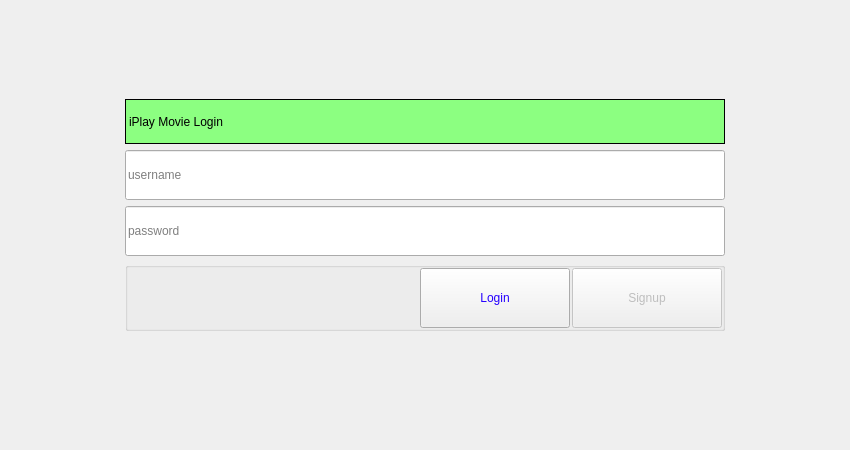
Before: the Qt Designer form src/handleloging.ui in futuregainz/iPlayMovie, drawn with Qt 5.
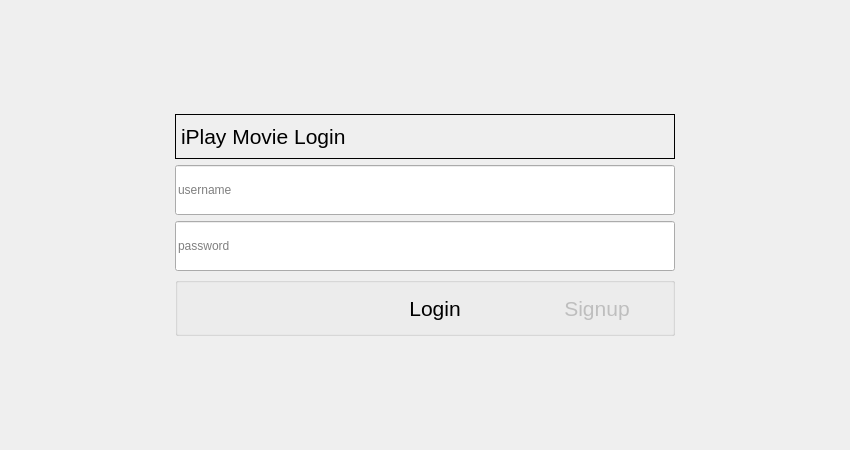
After: the same form once the commit is applied.

```diff
--- a/src/handleloging.ui
+++ b/src/handleloging.ui
@@ -67,21 +67,26 @@
        </property>
        <property name="minimumSize">
         <size>
-         <width>600</width>
+         <width>500</width>
          <height>45</height>
         </size>
        </property>
        <property name="maximumSize">
         <size>
-         <width>600</width>
+         <width>500</width>
          <height>45</height>
         </size>
        </property>
+       <property name="font">
+        <font>
+         <pointsize>16</pointsize>
+        </font>
+       </property>
        <property name="autoFillBackground">
         <bool>false</bool>
        </property>
        <property name="styleSheet">
-        <string notr="true">background-color: rgb(140, 255, 129);</string>
+        <string notr="true">border-color: rgb(0, 150, 255);</string>
        </property>
        <property name="frameShape">
         <enum>QFrame::Box</enum>
@@ -131,13 +136,13 @@
        </property>
        <property name="minimumSize">
         <size>
-         <width>600</width>
+         <width>500</width>
          <height>50</height>
         </size>
        </property>
        <property name="maximumSize">
         <size>
-         <width>16777215</width>
+         <width>500</width>
          <height>50</height>
         </size>
        </property>
@@ -198,13 +203,13 @@
        </property>
        <property name="minimumSize">
         <size>
-         <width>600</width>
+         <width>500</width>
          <height>50</height>
         </size>
        </property>
        <property name="maximumSize">
         <size>
-         <width>16777215</width>
+         <width>500</width>
          <height>50</height>
         </size>
        </property>
@@ -271,13 +276,13 @@
        </property>
        <property name="minimumSize">
         <size>
-         <width>600</width>
+         <width>500</width>
          <height>0</height>
         </size>
        </property>
        <property name="maximumSize">
         <size>
-         <width>600</width>
+         <width>500</width>
          <height>16777215</height>
         </size>
        </property>
@@ -286,7 +291,7 @@
        </property>
        <layout class="QHBoxLayout" name="horizontalLayout_6">
         <property name="spacing">
-         <number>2</number>
+         <number>12</number>
         </property>
         <property name="leftMargin">
          <number>0</number>
@@ -324,13 +329,13 @@
           <property name="minimumSize">
            <size>
             <width>150</width>
-            <height>60</height>
+            <height>50</height>
            </size>
           </property>
           <property name="maximumSize">
            <size>
             <width>150</width>
-            <height>60</height>
+            <height>50</height>
            </size>
           </property>
           <property name="baseSize">
@@ -339,12 +344,17 @@
             <height>20</height>
            </size>
           </property>
-          <property name="styleSheet">
-           <string notr="true">color: rgb(37, 0, 255);</string>
+          <property name="font">
+           <font>
+            <pointsize>16</pointsize>
+           </font>
           </property>
           <property name="text">
            <string>Login</string>
           </property>
+          <property name="flat">
+           <bool>true</bool>
+          </property>
          </widget>
         </item>
         <item>
@@ -361,18 +371,26 @@
           <property name="minimumSize">
            <size>
             <width>150</width>
-            <height>60</height>
+            <height>50</height>
            </size>
           </property>
           <property name="maximumSize">
            <size>
             <width>150</width>
-            <height>60</height>
+            <height>50</height>
            </size>
           </property>
+          <property name="font">
+           <font>
+            <pointsize>16</pointsize>
+           </font>
+          </property>
           <property name="text">
            <string>Signup</string>
           </property>
+          <property name="flat">
+           <bool>true</bool>
+          </property>
          </widget>
         </item>
        </layout>
@@ -393,36 +411,6 @@
      </item>
     </layout>
    </item>
-   <item>
-    <layout class="QHBoxLayout" name="horizontalLayout_5">
-     <item>
-      <spacer name="horizontalSpacer_9">
-       <property name="orientation">
-        <enum>Qt::Horizontal</enum>
-       </property>
-       <property name="sizeHint" stdset="0">
-        <size>
-         <width>40</width>
-         <height>20</height>
-        </size>
-       </property>
-      </spacer>
-     </item>
-     <item>
-      <spacer name="horizontalSpacer_10">
-       <property name="orientation">
-        <enum>Qt::Horizontal</enum>
-       </property>
-       <property name="sizeHint" stdset="0">
-        <size>
-         <width>40</width>
-         <height>20</height>
-        </size>
-       </property>
-      </spacer>
-     </item>
-    </layout>
-   </item>
    <item>
     <spacer name="verticalSpacer">
      <property name="orientation">
```
Left out of the diff: 4 changed lines with no effect on the pictures.
